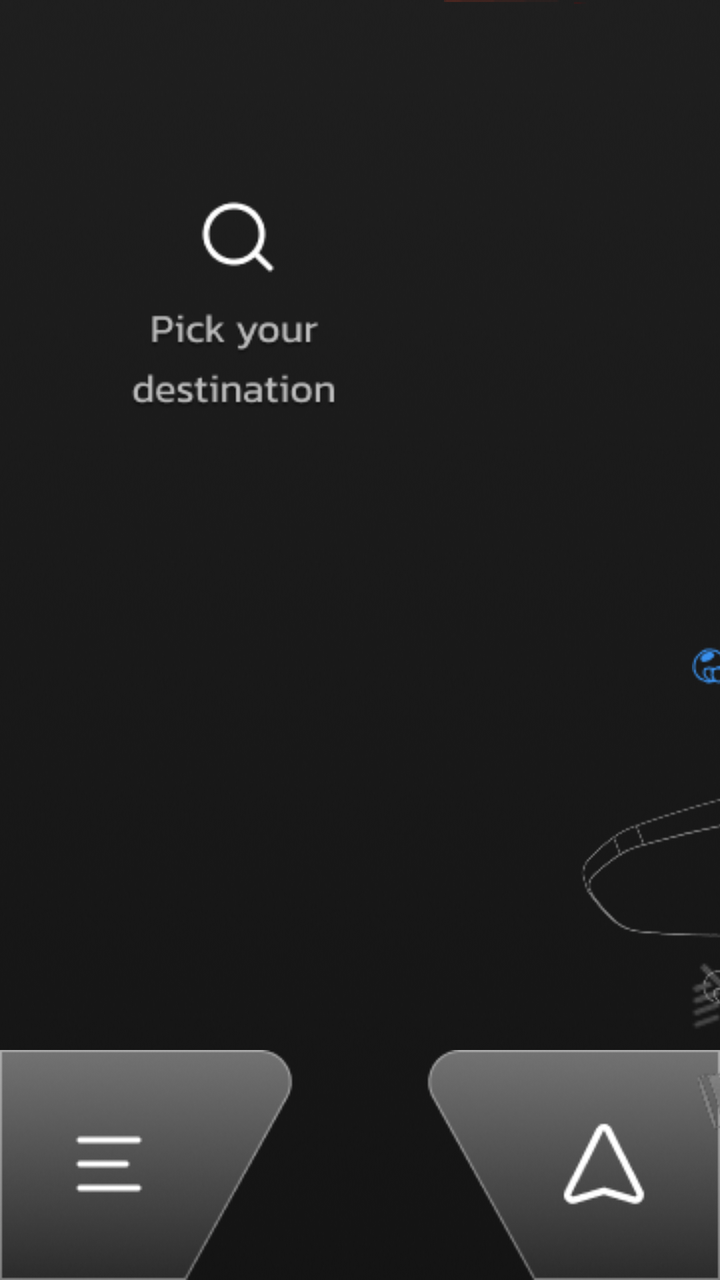
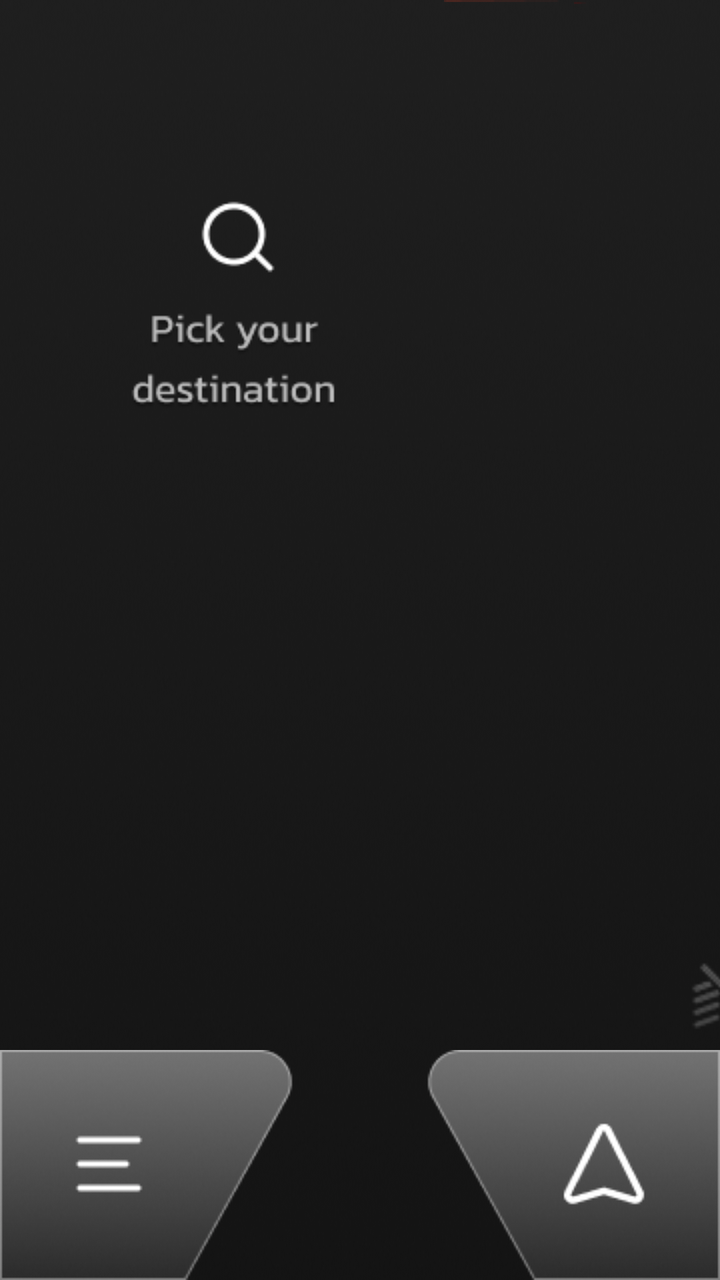

The first picture is an Android layout as it rendered before a commit; the second is the same layout after the commit. The layout source and the unified diff follow.
<!-- AndroidManifest.xml: application theme Theme.rideOS -->
<!-- res/layout/activity_main.xml -->
<?xml version="1.0" encoding="utf-8"?>
<androidx.constraintlayout.widget.ConstraintLayout xmlns:android="http://schemas.android.com/apk/res/android"
    xmlns:app="http://schemas.android.com/apk/res-auto"
    xmlns:tools="http://schemas.android.com/tools"
    android:layout_width="1280dp"
    android:layout_height="480dp"
    android:background="@drawable/bgsquare"
    tools:context=".MainActivity">

    

    

    


    

















    

    
    
    
    
    
    
    
    
    
    
    
    
    
    
    
    
    















    <FrameLayout
        android:id="@+id/front_camera_container"
        android:layout_width="280dp"
        android:layout_height="160dp"
        app:layout_constraintBottom_toBottomOf="parent"
        android:layout_marginBottom="290dp"
        app:layout_constraintEnd_toEndOf="parent">

        <TextureView
            android:id="@+id/front_camera_view"
            android:layout_width="match_parent"
            android:layout_height="match_parent" />

    </FrameLayout>

    <FrameLayout
        android:id="@+id/rear_camera_container"
        android:layout_width="280dp"
        android:layout_height="160dp"
        app:layout_constraintBottom_toBottomOf="parent"
        android:layout_marginBottom="120dp"
        app:layout_constraintEnd_toEndOf="parent">

        <TextureView
            android:id="@+id/rear_camera_view"
            android:layout_width="match_parent"
            android:layout_height="match_parent" />

    </FrameLayout>


    <ImageView
        android:id="@+id/Bluetooth_IV"
        android:layout_width="28dp"
        android:layout_height="28dp"
        android:layout_marginTop="27dp"
        android:layout_marginEnd="272dp"
        app:layout_constraintEnd_toStartOf="@+id/imageView4"
        app:layout_constraintTop_toTopOf="parent"
        app:srcCompat="@drawable/blueth" />

    <TextView
        android:id="@+id/timeTextView"
        android:layout_width="94dp"
        android:layout_height="30dp"
        android:layout_marginTop="30dp"
        android:layout_marginEnd="373dp"
        android:fontFamily="@font/kanit"
        android:text="-"
        android:textAlignment="center"
        android:textColor="#FFFFFFFF"
        android:textSize="20dp"
        app:layout_constraintEnd_toStartOf="@+id/imageView4"
        app:layout_constraintTop_toTopOf="parent"
        tools:ignore="RtlCompat" />


    
    
    
    
    
    
    
    

    <ImageView
        android:id="@+id/enginestartIV"
        android:layout_width="1002dp"
        android:layout_height="291dp"
        android:layout_marginStart="139dp"
        android:layout_marginEnd="139dp"
        app:layout_constraintBottom_toBottomOf="parent"
        app:layout_constraintEnd_toEndOf="parent"
        app:layout_constraintHorizontal_bias="0.0"
        app:layout_constraintStart_toStartOf="parent"
        app:layout_constraintTop_toTopOf="parent"
        app:layout_constraintVertical_bias="1.0"
        android:visibility="gone"

        app:srcCompat="@drawable/a_enginestart" />

    <TextView
        android:id="@+id/speedNumberTV"
        android:layout_width="307dp"
        android:layout_height="90dp"
        android:layout_marginStart="450dp"
        android:layout_marginTop="111dp"
        android:layout_marginBottom="100dp"
        android:fontFamily="@font/opti"
        android:text="0"
        android:textAlignment="center"
        android:textColor="#FFFFFFFF"
        android:textSize="77dp"
        android:visibility="gone"
        app:layout_constraintBottom_toBottomOf="parent"
        app:layout_constraintStart_toStartOf="parent"
        app:layout_constraintTop_toTopOf="parent"
        app:layout_constraintVertical_bias="1.0" />

    <TextView
        android:id="@+id/speedTV"
        android:layout_width="64dp"
        android:layout_height="33dp"
        android:layout_marginStart="765dp"
        android:layout_marginBottom="100dp"
        android:fontFamily="@font/kanit"
        android:text="km/h"
        android:textColor="#FFFFFF"
        android:textSize="26dp"
        android:visibility="gone"
        app:layout_constraintBottom_toBottomOf="parent"
        app:layout_constraintStart_toStartOf="parent" />

    <ImageView
        android:id="@+id/batterry_bar"
        android:layout_width="835dp"
        android:layout_height="150dp"
        android:layout_alignParentStart="true"
        android:layout_alignParentTop="true"
        android:layout_alignParentEnd="true"
        android:layout_alignParentBottom="true"
        android:layout_marginStart="222.5dp"
        android:layout_marginEnd="222.5dp"
        app:layout_constraintEnd_toEndOf="parent"
        app:layout_constraintHorizontal_bias="0.0"
        app:layout_constraintStart_toStartOf="parent"
        app:layout_constraintTop_toTopOf="parent"
        app:srcCompat="@drawable/a_batbar" />



    <ImageView
        android:id="@+id/imageView4"
        android:layout_width="176dp"
        android:layout_height="320dp"
        android:layout_alignParentStart="true"
        android:layout_alignParentTop="true"
        android:layout_alignParentEnd="true"
        android:layout_alignParentBottom="true"
        android:layout_marginStart="928dp"
        android:layout_marginTop="6dp"
        app:layout_constraintBottom_toBottomOf="parent"
        app:layout_constraintEnd_toEndOf="parent"
        app:layout_constraintHorizontal_bias="0.0"
        app:layout_constraintStart_toStartOf="parent"
        app:layout_constraintTop_toTopOf="parent"
        app:layout_constraintVertical_bias="0.0"
        app:srcCompat="@drawable/a_frills" />

    <ImageView
        android:id="@+id/imageView5"
        android:layout_width="176dp"
        android:layout_height="320dp"
        android:layout_alignParentStart="true"
        android:layout_alignParentTop="true"
        android:layout_alignParentEnd="true"
        android:layout_alignParentBottom="true"
        android:layout_marginTop="6dp"
        android:layout_marginEnd="928dp"
        app:layout_constraintEnd_toEndOf="parent"
        app:layout_constraintHorizontal_bias="1.0"
        app:layout_constraintStart_toStartOf="parent"
        app:layout_constraintTop_toTopOf="parent"
        app:srcCompat="@drawable/a_frillsss" />

    



    <ImageButton
        android:id="@+id/menubtn"
        android:layout_width="157dp"
        android:layout_height="115dp"
        android:layout_alignParentStart="true"
        android:layout_alignParentTop="true"
        android:layout_alignParentBottom="true"
        app:layout_constraintBottom_toBottomOf="parent"
        app:layout_constraintStart_toStartOf="parent"
        android:background="@android:color/transparent"
        app:srcCompat="@drawable/a_group" />

    <ImageButton
        android:id="@+id/mapbtn"
        android:layout_width="wrap_content"
        android:layout_height="wrap_content"
        android:layout_alignParentStart="true"
        android:layout_alignParentEnd="true"
        android:layout_alignParentBottom="true"
        android:layout_marginEnd="0dp"
        app:layout_constraintBottom_toBottomOf="parent"
        app:layout_constraintEnd_toEndOf="parent"
        app:layout_constraintTop_toTopOf="parent"
        app:layout_constraintVertical_bias="1.0"
        android:background="@android:color/transparent"
        app:srcCompat="@drawable/a_group109" />


    


    <ImageView
        android:id="@+id/network"
        android:layout_width="22dp"
        android:layout_height="22dp"
        android:layout_marginTop="29dp"
        android:layout_marginEnd="321dp"
        app:layout_constraintEnd_toStartOf="@+id/imageView4"
        app:layout_constraintTop_toTopOf="parent"
        app:srcCompat="@drawable/network" />

    <ImageView
        android:id="@+id/wifi"
        android:layout_width="28dp"
        android:layout_height="28dp"
        android:layout_marginTop="27dp"
        android:layout_marginEnd="225dp"
        app:layout_constraintEnd_toStartOf="@+id/imageView4"
        app:layout_constraintTop_toTopOf="parent"
        app:srcCompat="@drawable/wifioffimg" />












    <ImageView
        android:id="@+id/rectangleGearsTV"
        android:layout_width="132dp"
        android:layout_height="26dp"
        android:layout_marginTop="69dp"
        android:layout_marginEnd="574dp"
        android:visibility="gone"
        app:layout_constraintEnd_toEndOf="parent"
        app:layout_constraintTop_toTopOf="parent"
        app:srcCompat="@drawable/a_power_on" />


    <ImageView
        android:id="@+id/boost"
        android:layout_width="100dp"
        android:layout_height="30dp"
        android:layout_marginEnd="436dp"
        android:layout_marginBottom="131dp"
        app:layout_constraintBottom_toBottomOf="parent"
        app:layout_constraintEnd_toEndOf="@+id/mapbtn"
        app:srcCompat="@drawable/boost"
        android:visibility="gone"
        />

    <ImageView
        android:id="@+id/actualboost"
        android:layout_width="70dp"
        android:layout_height="30dp"
        android:layout_marginEnd="449dp"
        android:layout_marginBottom="128dp"
        app:layout_constraintBottom_toBottomOf="parent"
        app:layout_constraintEnd_toEndOf="@+id/mapbtn"
        android:visibility="gone"
        app:srcCompat="@drawable/actualboost" />

    <ImageView
        android:id="@+id/sports"
        android:layout_width="100dp"
        android:layout_height="30dp"
        android:layout_marginEnd="443dp"
        android:layout_marginBottom="131dp"
        app:layout_constraintBottom_toBottomOf="parent"
        app:layout_constraintEnd_toEndOf="@+id/mapbtn"
        app:srcCompat="@drawable/sports"
        android:visibility="gone" />

    <ImageView
        android:id="@+id/ecoimage"
        android:layout_width="wrap_content"
        android:layout_height="wrap_content"
        android:layout_marginEnd="446dp"
        android:layout_marginBottom="131dp"
        app:layout_constraintBottom_toBottomOf="parent"
        app:layout_constraintEnd_toEndOf="parent"
        app:srcCompat="@drawable/ecoimage"
        android:visibility="gone"
        />

    
    
    
    
    
    
    
    
    
    
    

    
    
    
    
    
    
    
    
    
    
    


    <ImageView
        android:id="@+id/chargingredtab"
        android:layout_width="118dp"
        android:layout_height="wrap_content"
        android:layout_marginStart="581dp"
        android:layout_marginTop="70dp"
        android:visibility="gone"
        app:layout_constraintStart_toStartOf="parent"
        app:layout_constraintTop_toTopOf="parent"
        app:srcCompat="@drawable/chargingredtab" />

    <ImageView
        android:id="@+id/removestand"
        android:layout_width="140dp"
        android:layout_height="wrap_content"
        android:layout_marginStart="570dp"
        android:layout_marginTop="65dp"
        android:visibility="gone"
        app:layout_constraintStart_toStartOf="parent"
        app:layout_constraintTop_toTopOf="parent"
        app:srcCompat="@drawable/removestand" />

    <ImageView
        android:id="@+id/neutralicon"
        android:layout_width="118dp"
        android:layout_height="wrap_content"
        android:layout_marginStart="581dp"
        android:layout_marginTop="70dp"
        android:visibility="gone"
        app:layout_constraintStart_toStartOf="parent"
        app:layout_constraintTop_toTopOf="parent"
        app:srcCompat="@drawable/neutralicon" />

    <ImageView
        android:id="@+id/cruise"
        android:layout_width="130dp"
        android:layout_height="wrap_content"
        android:layout_marginStart="575dp"
        android:layout_marginTop="239dp"
        app:layout_constraintStart_toStartOf="parent"
        app:layout_constraintTop_toTopOf="parent"
        android:visibility="gone"
        app:srcCompat="@drawable/cruise" />

    <ImageView
        android:id="@+id/stand"
        android:layout_width="750dp"
        android:layout_height="365dp"
        android:layout_marginStart="265dp"
        android:layout_marginBottom="-46dp"
        app:layout_constraintBottom_toBottomOf="parent"
        app:layout_constraintStart_toStartOf="parent"
        app:srcCompat="@drawable/stand"
        android:visibility="gone"/>

    <ImageView
        android:id="@+id/neutral"
        android:layout_width="750dp"
        android:layout_height="365dp"
        android:layout_marginStart="264dp"
        android:layout_marginBottom="-46dp"
        app:layout_constraintBottom_toBottomOf="parent"
        app:layout_constraintStart_toStartOf="parent"
        app:srcCompat="@drawable/neutral" />

    <ImageView
        android:id="@+id/picklocation_IV"
        android:layout_width="194dp"
        android:layout_height="192dp"
        android:layout_marginStart="20dp"
        android:layout_marginTop="63dp"
        app:layout_constraintStart_toStartOf="parent"
        app:layout_constraintTop_toTopOf="parent"
        app:srcCompat="@drawable/dashboardnfo" />

    <ImageView
        android:id="@+id/speedImageView"
        android:layout_width="wrap_content"
        android:layout_height="wrap_content"
        android:layout_marginStart="140dp"
        android:layout_marginBottom="2dp"
        app:layout_constraintBottom_toBottomOf="parent"
        app:layout_constraintStart_toStartOf="parent"
        app:srcCompat="@drawable/speed_0" />

    
    
    
    
    
    
    
    
    
    
    
    
    


    
    
    
    
    
    
    
    
    
    
    
    

    <ImageView
        android:id="@+id/batteryImageView"
        android:layout_width="wrap_content"
        android:layout_height="wrap_content"
        android:layout_marginStart="222dp"
        app:layout_constraintStart_toStartOf="parent"
        app:layout_constraintTop_toTopOf="parent"
        app:srcCompat="@drawable/bat_0" />


    <ImageView
        android:id="@+id/APUbatteryImageView"
        android:layout_width="wrap_content"
        android:layout_height="wrap_content"
        android:layout_marginStart="287dp"
        android:layout_marginTop="1dp"
        app:layout_constraintStart_toStartOf="parent"
        app:layout_constraintTop_toTopOf="parent"
        app:srcCompat="@drawable/apubat_0" />

    <TextView
        android:id="@+id/batteryTV"
        android:layout_width="281dp"
        android:layout_height="36dp"
        android:layout_alignParentStart="true"
        android:layout_alignParentTop="true"
        android:layout_alignParentEnd="true"
        android:layout_alignParentBottom="true"
        android:layout_marginStart="499dp"
        android:layout_marginTop="119dp"
        android:fontFamily="@font/kanit"
        android:shadowColor="#80000000"
        android:shadowDx="5"
        android:shadowDy="3"
        android:shadowRadius="5"
        android:text="Calculating your Charge..."
        android:textAlignment="center"
        android:textColor="#FFFFFFFF"
        android:textSize="20dp"
        android:translationY="-10dp"
        app:layout_constraintStart_toStartOf="parent"
        app:layout_constraintTop_toTopOf="parent" />

    <TextView
        android:id="@+id/APUbatteryTV"
        android:layout_width="82dp"
        android:layout_height="22dp"
        android:layout_alignParentStart="true"
        android:layout_alignParentTop="true"
        android:layout_alignParentEnd="true"
        android:layout_alignParentBottom="true"
        android:layout_marginStart="760dp"
        android:layout_marginTop="44dp"
        android:fontFamily="@font/kanit"
        android:shadowColor="#80000000"
        android:shadowDx="5"
        android:shadowDy="3"
        android:shadowRadius="5"
        android:text="APU 0%"
        android:textAlignment="textStart"
        android:textColor="#FFFFFFFF"
        android:textSize="17dp"
        android:translationY="-10dp"
        app:layout_constraintStart_toStartOf="parent"
        app:layout_constraintTop_toTopOf="parent" />

    <ImageView
        android:id="@+id/reverseui"
        android:layout_width="1002dp"
        android:layout_height="444dp"
        android:layout_marginStart="136dp"
        app:layout_constraintBottom_toBottomOf="parent"
        app:layout_constraintStart_toStartOf="parent"
        app:srcCompat="@drawable/reverseui"
        android:visibility="gone"/>

    <ImageView
        android:id="@+id/highBeam_IVon"
        android:layout_width="117dp"
        android:layout_height="117dp"
        android:layout_alignParentStart="true"
        android:layout_alignParentEnd="true"
        android:layout_alignParentBottom="true"
        android:layout_marginStart="306dp"
        android:layout_marginBottom="78dp"
        android:layout_toRightOf="@id/timeTextView"
        android:translationY="0dp"
        android:visibility="gone"
        app:layout_constraintBottom_toBottomOf="parent"
        app:layout_constraintStart_toStartOf="parent"
        app:srcCompat="@drawable/high_beam" />

    <ImageView
        android:id="@+id/highBeam_IVoff"
        android:layout_width="40dp"
        android:layout_height="40dp"
        android:layout_alignParentStart="true"
        android:layout_alignParentEnd="true"
        android:layout_alignParentBottom="true"
        android:layout_marginStart="345dp"
        android:layout_marginBottom="120dp"
        android:layout_toRightOf="@id/timeTextView"
        android:translationY="0dp"
        app:layout_constraintBottom_toBottomOf="parent"
        app:layout_constraintStart_toStartOf="parent"
        app:srcCompat="@drawable/headlamp" />

    <ImageView
        android:id="@+id/arrow_3"
        android:layout_width="290dp"
        android:layout_height="223dp"
        android:layout_marginStart="490dp"
        android:layout_marginTop="208dp"
        app:layout_constraintStart_toStartOf="parent"
        app:layout_constraintTop_toTopOf="parent"
        app:srcCompat="@drawable/arrow_3"
        android:visibility="gone"/>

    <ImageView
        android:id="@+id/turnLeft_IV"
        android:layout_width="40dp"
        android:layout_height="40dp"
        android:layout_alignParentStart="true"
        android:layout_alignParentTop="true"
        android:layout_marginStart="401dp"
        android:layout_marginBottom="110dp"
        android:src="@drawable/indicators"
        android:translationY="-10dp"
        app:layout_constraintBottom_toBottomOf="parent"
        app:layout_constraintStart_toStartOf="parent" />
    <ImageView
        android:id="@+id/left_on"
        android:layout_width="121dp"
        android:layout_height="115dp"
        android:layout_alignParentStart="true"
        android:layout_alignParentTop="true"
        android:layout_marginStart="360dp"
        android:layout_marginBottom="69dp"
        android:src="@drawable/left_on"
        android:translationY="-10dp"
        android:visibility="gone"
        app:layout_constraintBottom_toBottomOf="parent"
        app:layout_constraintStart_toStartOf="parent" />


    <ImageView
        android:id="@+id/turnRight_IV"
        android:layout_width="40dp"
        android:layout_height="40dp"
        android:layout_alignParentStart="true"
        android:layout_alignParentTop="true"
        android:layout_alignParentEnd="true"
        android:layout_alignParentBottom="true"
        android:layout_marginEnd="401dp"
        android:layout_marginBottom="110dp"
        android:src="@drawable/indicatorsr"
        android:translationY="-10dp"
        app:layout_constraintBottom_toBottomOf="parent"
        app:layout_constraintEnd_toEndOf="parent"
        />

    
    
    
    
    
    
    
    
    
    
    
    

    
    
    
    
    
    
    
    
    

    <ImageView
        android:id="@+id/right_on"
        android:layout_width="121dp"
        android:layout_height="115dp"
        android:layout_alignParentStart="true"
        android:layout_alignParentTop="true"
        android:layout_alignParentEnd="true"
        android:layout_alignParentBottom="true"
        android:layout_marginEnd="360dp"
        android:layout_marginBottom="69dp"
        android:src="@drawable/right_on"
        android:translationY="-10dp"
        android:visibility="gone"
        app:layout_constraintBottom_toBottomOf="parent"
        app:layout_constraintEnd_toEndOf="parent" />



    <ImageView
        android:id="@+id/brk"
        android:layout_width="wrap_content"
        android:layout_height="wrap_content"
        android:layout_marginStart="346dp"
        android:layout_marginTop="323dp"
        app:layout_constraintStart_toStartOf="parent"
        app:layout_constraintTop_toTopOf="parent"
        app:srcCompat="@drawable/brk" />

    <ImageView
        android:id="@+id/startButton"
        android:layout_width="wrap_content"
        android:layout_height="wrap_content"
        android:layout_marginStart="787dp"
        android:layout_marginTop="354dp"
        app:layout_constraintStart_toStartOf="parent"
        app:layout_constraintTop_toTopOf="parent"
        app:srcCompat="@drawable/startbutton" />

    <ImageView
        android:id="@+id/avgSpeed"
        android:layout_width="194dp"
        android:layout_height="192dp"
        android:layout_marginStart="28dp"
        android:layout_marginTop="68dp"
        app:layout_constraintStart_toStartOf="parent"
        app:layout_constraintTop_toTopOf="parent"
        app:srcCompat="@drawable/avgspeed"
        android:visibility="gone"/>











    <TextView
        android:id="@+id/tripTextView"
        android:layout_width="220dp"
        android:layout_height="36dp"
        android:layout_marginTop="404dp"
        android:fontFamily="@font/kanit"
        android:text="00.00 km"
        android:textAlignment="center"
        android:textColor="#868686"
        android:textSize="24dp"
        android:visibility="gone"
        app:layout_constraintEnd_toEndOf="parent"
        app:layout_constraintStart_toStartOf="parent"
        app:layout_constraintTop_toTopOf="parent" />


    
    
    
    
    
    
    
    
    
    

    <ImageButton
        android:id="@+id/navleft"
        android:layout_width="42dp"
        android:layout_height="50dp"
        android:layout_marginStart="492dp"
        android:layout_marginBottom="35dp"
        android:background="@android:color/transparent"
        android:onClick="navLeft"
        android:visibility="gone"
        android:scaleType="fitXY"
        android:src="@drawable/navleft"
        app:layout_constraintBottom_toBottomOf="parent"
        app:layout_constraintStart_toStartOf="parent" />

    <ImageButton
        android:id="@+id/navright"
        android:layout_width="42dp"
        android:layout_height="50dp"
        android:layout_marginEnd="460dp"
        android:layout_marginBottom="35dp"
        android:background="@android:color/transparent"
        android:onClick="navRight"
        android:scaleType="fitXY"
        android:visibility="gone"
        android:src="@drawable/navright"
        app:layout_constraintBottom_toBottomOf="parent"
        app:layout_constraintEnd_toEndOf="parent" />

    <ImageButton
        android:id="@+id/tripresetbtn"
        android:layout_width="37dp"
        android:layout_height="37dp"
        android:layout_marginTop="400dp"
        android:layout_marginEnd="518dp"
        android:background="@android:color/transparent"
        android:onClick="Trip_Reset"
        android:scaleType="fitXY"
        android:visibility="gone"
        android:src="@drawable/tripresetbtn"
        app:layout_constraintEnd_toEndOf="parent"
        app:layout_constraintTop_toTopOf="@+id/batterry_bar" />


    










    <ImageView
        android:id="@+id/yellowalert"
        android:layout_width="wrap_content"
        android:layout_height="wrap_content"
        android:layout_marginTop="0dp"
        android:layout_marginEnd="0dp"
        app:layout_constraintEnd_toEndOf="parent"
        app:layout_constraintTop_toTopOf="parent"
        app:srcCompat="@drawable/yellowwarning"
        android:visibility="gone"

        />


    <ImageView
        android:id="@+id/redalert"
        android:layout_width="wrap_content"
        android:layout_height="wrap_content"
        android:layout_marginTop="0dp"
        android:layout_marginEnd="0dp"
        app:layout_constraintEnd_toEndOf="parent"
        app:layout_constraintTop_toTopOf="parent"
        app:srcCompat="@drawable/redalert"
        android:visibility="gone"/>

    <ImageView
        android:id="@+id/chargingbike"
        android:layout_width="1280dp"
        android:layout_height="480dp"
        android:layout_alignParentStart="true"
        android:layout_alignParentTop="true"
        android:layout_alignParentEnd="true"
        android:layout_alignParentBottom="true"
        android:layout_marginTop="40dp"
        android:layout_marginEnd="0dp"
        app:layout_constraintEnd_toEndOf="parent"
        app:layout_constraintTop_toTopOf="parent"
        app:srcCompat="@drawable/chargingbike"
        android:visibility="gone"

        />

    















    <TextView
        android:id="@+id/chargingSOC"
        android:layout_width="460dp"
        android:layout_height="125dp"
        android:layout_marginStart="410dp"
        android:layout_marginBottom="176dp"
        android:fontFamily="@font/opti"
        android:text="--"
        android:textAlignment="center"
        android:textColor="#FFFFFF"
        android:textSize="90dp"
        android:visibility="gone"
        app:layout_constraintBottom_toBottomOf="parent"
        app:layout_constraintStart_toStartOf="parent" />

    <ImageView
        android:id="@+id/chargingicon"
        android:layout_width="205dp"
        android:layout_height="35dp"
        android:layout_alignParentStart="true"
        android:layout_alignParentTop="true"
        android:layout_alignParentEnd="true"
        android:layout_alignParentBottom="true"
        android:layout_marginEnd="538dp"
        android:layout_marginBottom="152dp"
        app:layout_constraintBottom_toBottomOf="parent"
        app:layout_constraintEnd_toEndOf="parent"
        app:srcCompat="@drawable/chargingicon"
        android:visibility="gone"

        />

    <ImageView
        android:id="@+id/tempalerticon"
        android:layout_width="32dp"
        android:layout_height="44dp"
        android:layout_marginStart="888dp"
        android:layout_marginTop="315dp"
        app:layout_constraintStart_toStartOf="parent"
        app:layout_constraintTop_toTopOf="parent"
        app:srcCompat="@drawable/tempicon"
        android:visibility="gone"
        />

    <ImageView
        android:id="@+id/tpmsicon"
        android:layout_width="32dp"
        android:layout_height="44dp"
        android:layout_marginStart="930dp"
        android:layout_marginTop="315dp"
        app:layout_constraintStart_toStartOf="parent"
        app:layout_constraintTop_toTopOf="parent"
        app:srcCompat="@drawable/tpmsicon"
        android:visibility="gone"
        />



    <ImageView
        android:id="@+id/battempmsg"
        android:layout_width="163dp"
        android:layout_height="29dp"
        android:layout_marginStart="561dp"
        android:layout_marginTop="-5dp"
        app:layout_constraintStart_toStartOf="parent"
        app:layout_constraintTop_toTopOf="parent"
        app:srcCompat="@drawable/battemphigh"
        android:visibility="gone"
        />

    <ImageView
        android:id="@+id/LowBatmsg"
        android:layout_width="267dp"
        android:layout_height="31dp"
        android:layout_marginStart="509dp"
        android:layout_marginTop="-4dp"
        app:layout_constraintStart_toStartOf="parent"
        app:layout_constraintTop_toTopOf="parent"
        app:srcCompat="@drawable/lowbatmsg"
        android:visibility="gone"
        />

    <ImageView
        android:id="@+id/apubaticon"
        android:layout_width="wrap_content"
        android:layout_height="wrap_content"
        android:layout_marginTop="36dp"
        android:layout_marginEnd="523dp"
        app:layout_constraintEnd_toEndOf="parent"
        app:layout_constraintTop_toTopOf="parent"
        app:srcCompat="@drawable/battery_level_1" />












    <TextView
        android:id="@+id/textstatus"
        android:layout_width="373dp"
        android:layout_height="33dp"
        android:layout_marginStart="452dp"
        android:layout_marginBottom="195dp"
        android:fontFamily="@font/kanit"
        android:text="Switching to APU, Please wait..."
        android:textColor="#FFFFFF"
        android:textSize="26dp"
        android:visibility="gone"
        android:textAlignment="center"
        app:layout_constraintBottom_toBottomOf="parent"
        app:layout_constraintStart_toStartOf="parent" />

    <TextView
        android:id="@+id/RunningOnAPU"
        android:layout_width="420dp"
        android:layout_height="33dp"
        android:layout_marginStart="430dp"
        android:layout_marginBottom="290dp"
        android:fontFamily="@font/kanit"
        android:text="Running on APU, charge your scooter soon"
        android:textColor="#FFFFFF"
        android:textSize="20dp"
        android:visibility="gone"
        android:textAlignment="center"
        app:layout_constraintBottom_toBottomOf="parent"
        app:layout_constraintStart_toStartOf="parent" />



    
    
    
    
    
    
    
    
    

    
    
    
    
    
    
    
    
    
    
    
    
    
    
    
    
    
    
    
    
    
    


</androidx.constraintlayout.widget.ConstraintLayout>
<!-- resources referenced by this layout -->
<resources>
  <!-- drawable a_batbar: png bitmap (drawable, 5232 bytes) -->
  <!-- drawable a_enginestart: png bitmap (drawable, 158571 bytes) -->
  <!-- drawable a_frills: png bitmap (drawable, 7321 bytes) -->
  <!-- drawable a_frillsss: png bitmap (drawable, 7287 bytes) -->
  <!-- drawable a_group: png bitmap (drawable, 6312 bytes) -->
  <!-- drawable a_group109: png bitmap (drawable, 7033 bytes) -->
  <!-- drawable a_power_on: png bitmap (drawable, 3096 bytes) -->
  <!-- drawable actualboost: png bitmap (drawable, 2362 bytes) -->
  <!-- drawable apubat_0: png bitmap (drawable, 134 bytes) -->
  <!-- drawable arrow_3: png bitmap (drawable, 52363 bytes) -->
  <!-- drawable avgspeed: png bitmap (drawable, 10668 bytes) -->
  <!-- drawable bat_0: png bitmap (drawable, 196 bytes) -->
  <!-- drawable battemphigh: png bitmap (drawable, 15396 bytes) -->
  <!-- drawable battery_level_1: png bitmap (drawable, 346 bytes) -->
  <!-- drawable bgsquare: png bitmap (drawable, 89106 bytes) -->
  <!-- drawable blueth: png bitmap (drawable, 964 bytes) -->
  <!-- drawable boost: png bitmap (drawable, 2540 bytes) -->
  <!-- drawable brk: png bitmap (drawable, 1393 bytes) -->
  <!-- drawable chargingbike: png bitmap (drawable, 82125 bytes) -->
  <!-- drawable chargingicon: png bitmap (drawable, 4239 bytes) -->
  <!-- drawable chargingredtab: png bitmap (drawable, 2317 bytes) -->
  <!-- drawable cruise: png bitmap (drawable, 1788 bytes) -->
  <!-- drawable dashboardnfo: png bitmap (drawable, 6341 bytes) -->
  <!-- drawable ecoimage: png bitmap (drawable, 925 bytes) -->
  <!-- drawable headlamp: png bitmap (drawable, 943 bytes) -->
  <!-- drawable high_beam: png bitmap (drawable, 7408 bytes) -->
  <!-- drawable indicators: png bitmap (drawable, 590 bytes) -->
  <!-- drawable indicatorsr: png bitmap (drawable, 543 bytes) -->
  <!-- drawable left_on: png bitmap (drawable, 16508 bytes) -->
  <!-- drawable lowbatmsg: png bitmap (drawable, 11296 bytes) -->
  <!-- drawable navleft: png bitmap (drawable, 335 bytes) -->
  <!-- drawable navright: png bitmap (drawable, 329 bytes) -->
  <!-- drawable network: png bitmap (drawable, 323 bytes) -->
  <!-- drawable neutral: png bitmap (drawable, 87016 bytes) -->
  <!-- drawable neutralicon: png bitmap (drawable, 2240 bytes) -->
  <!-- drawable redalert: png bitmap (drawable, 364086 bytes) -->
  <!-- drawable removestand: png bitmap (drawable, 2764 bytes) -->
  <!-- drawable reverseui: png bitmap (drawable, 183785 bytes) -->
  <!-- drawable right_on: png bitmap (drawable, 16630 bytes) -->
  <!-- drawable speed_0: png bitmap (drawable, 128 bytes) -->
  <!-- drawable sports: png bitmap (drawable, 1995 bytes) -->
  <!-- drawable stand: png bitmap (drawable, 81424 bytes) -->
  <!-- drawable startbutton: png bitmap (drawable, 766 bytes) -->
  <!-- drawable tempicon: png bitmap (drawable, 14735 bytes) -->
  <!-- drawable tpmsicon: png bitmap (drawable, 735 bytes) -->
  <!-- drawable tripresetbtn: png bitmap (drawable, 806 bytes) -->
  <!-- drawable wifioffimg: png bitmap (drawable, 787 bytes) -->
  <!-- drawable yellowwarning: png bitmap (drawable, 456775 bytes) -->
  <style name="Theme.rideOS" parent="Base.Theme.rideOS" />
  <style name="Base.Theme.rideOS" parent="Theme.Material3.DayNight.NoActionBar">
          
          
      </style>
</resources>

<!-- the commit's change to res/layout/activity_main.xml (unified diff, before → after) -->
@@ -433,7 +433,7 @@
         android:layout_marginBottom="-46dp"
         app:layout_constraintBottom_toBottomOf="parent"
         app:layout_constraintStart_toStartOf="parent"
-        app:srcCompat="@drawable/stand"
+        app:srcCompat="@drawable/stand1"
         android:visibility="gone"/>
 
     <ImageView
@@ -444,7 +444,7 @@
         android:layout_marginBottom="-46dp"
         app:layout_constraintBottom_toBottomOf="parent"
         app:layout_constraintStart_toStartOf="parent"
-        app:srcCompat="@drawable/neutral" />
+        app:srcCompat="@drawable/neutral1" />
 
     <ImageView
         android:id="@+id/picklocation_IV"
@@ -704,6 +704,7 @@
         android:layout_marginTop="323dp"
         app:layout_constraintStart_toStartOf="parent"
         app:layout_constraintTop_toTopOf="parent"
+        android:visibility="gone"
         app:srcCompat="@drawable/brk" />
 
     <ImageView
@@ -714,6 +715,7 @@
         android:layout_marginTop="354dp"
         app:layout_constraintStart_toStartOf="parent"
         app:layout_constraintTop_toTopOf="parent"
+        android:visibility="gone"
         app:srcCompat="@drawable/startbutton" />
 
     <ImageView
<!-- resource entries referenced after the edit -->
@@ -33,15 +33,15 @@
   <!-- drawable navleft: png bitmap (drawable, 335 bytes) -->
   <!-- drawable navright: png bitmap (drawable, 329 bytes) -->
   <!-- drawable network: png bitmap (drawable, 323 bytes) -->
-  <!-- drawable neutral: png bitmap (drawable, 87016 bytes) -->
-  <!-- drawable neutralicon: png bitmap (drawable, 2240 bytes) -->
+  <!-- drawable neutral1: png bitmap (drawable, 15420 bytes) -->
+  <!-- drawable neutralicon: png bitmap (drawable, 2185 bytes) -->
   <!-- drawable redalert: png bitmap (drawable, 364086 bytes) -->
   <!-- drawable removestand: png bitmap (drawable, 2764 bytes) -->
   <!-- drawable reverseui: png bitmap (drawable, 183785 bytes) -->
   <!-- drawable right_on: png bitmap (drawable, 16630 bytes) -->
   <!-- drawable speed_0: png bitmap (drawable, 128 bytes) -->
   <!-- drawable sports: png bitmap (drawable, 1995 bytes) -->
-  <!-- drawable stand: png bitmap (drawable, 81424 bytes) -->
+  <!-- drawable stand1: png bitmap (drawable, 6403 bytes) -->
   <!-- drawable startbutton: png bitmap (drawable, 766 bytes) -->
   <!-- drawable tempicon: png bitmap (drawable, 14735 bytes) -->
   <!-- drawable tpmsicon: png bitmap (drawable, 735 bytes) -->
